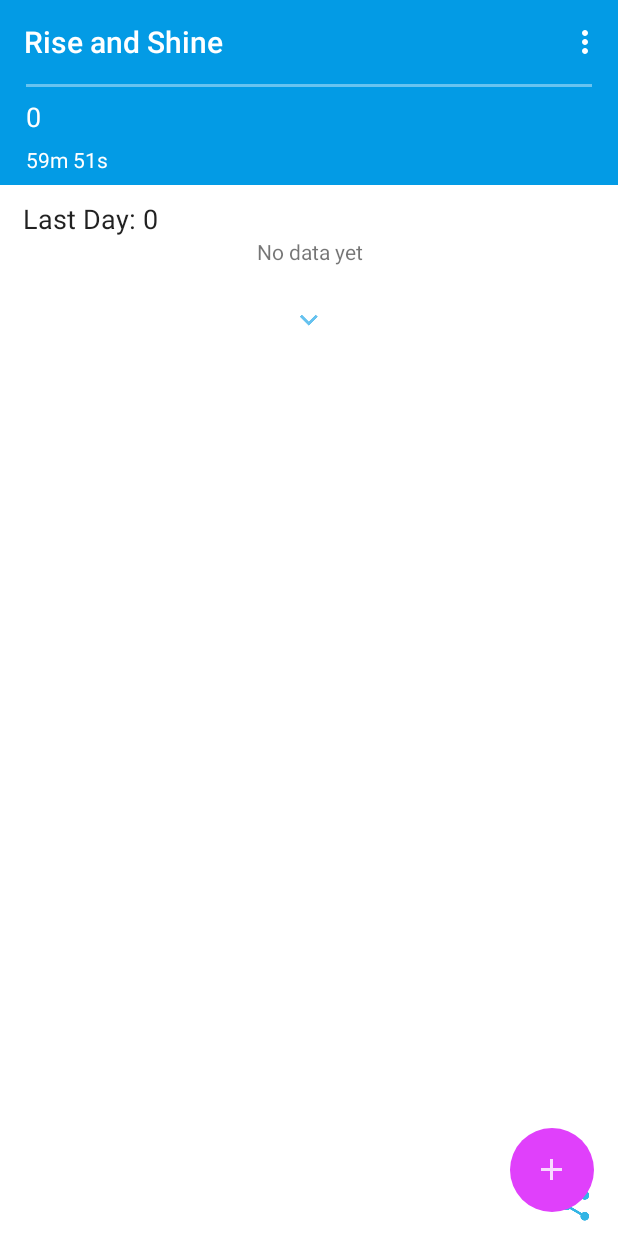
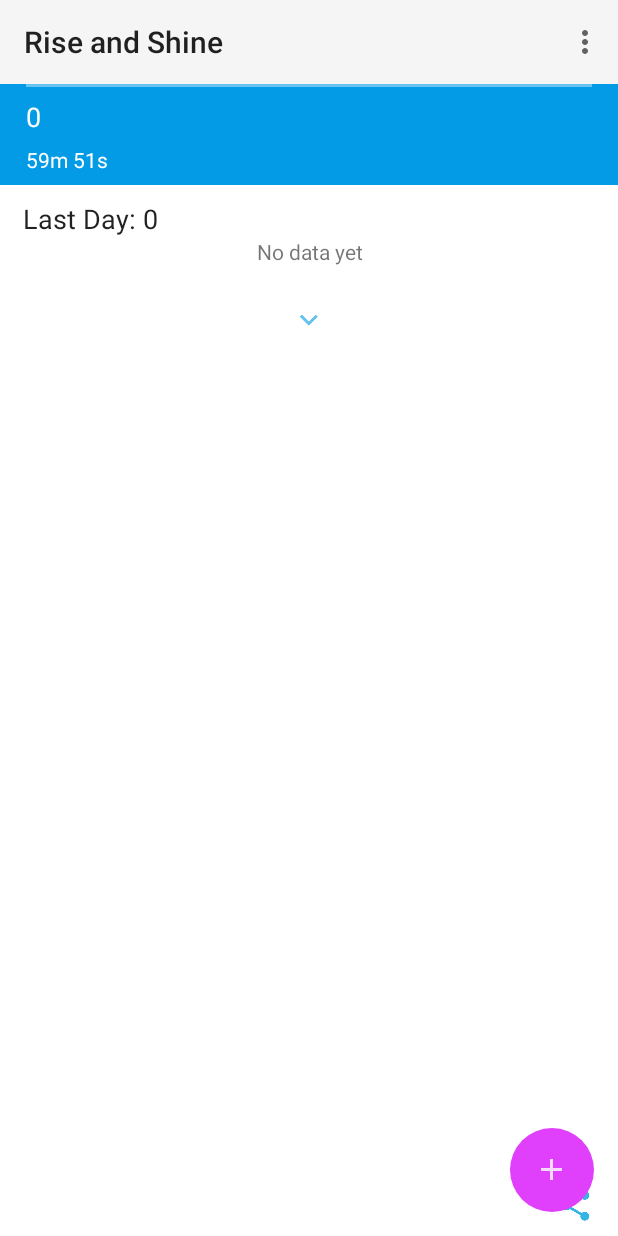
Before and after one commit to matgrioni/Rise-and-Shine, an Android app: the screen it shows after launch (MainActivity), on a phone screen of 412 x 824 dp. Run offline under Robolectric (Android 15) with nearby library versions, the phone set to English and light mode, and no system bars; 4 statements that could not run were skipped.

Commit message:
WIP: Toolbar is not properly styled but CAB overlays toolbar now

```diff
--- a/app/src/main/res/layout/activity_main.xml
+++ b/app/src/main/res/layout/activity_main.xml
@@ -11,10 +11,7 @@
         android:id="@+id/toolbar"
         android:layout_width="match_parent"
         android:layout_height="?actionBarSize"
-        android:background="?attr/colorPrimary"
-        app:titleTextAppearance="@style/ToolbarTitle"
-        app:theme="@style/Toolbar.Light"
-        app:popupTheme="@style/Theme.AppCompat.Light"/>
+        android:background="?attr/colorPrimary"/>
 
     <LinearLayout
         android:id="@+id/cur_hour_info"
--- a/app/src/main/res/values/styles.xml
+++ b/app/src/main/res/values/styles.xml
@@ -6,6 +6,7 @@
         <item name="android:windowActivityTransitions">true</item>
         <item name="android:windowBackground">@color/background</item>
         <item name="android:windowNoTitle">true</item>
+        <item name="windowActionModeOverlay">true</item>
         <item name="windowActionBar">false</item>
 
         <item name="colorAccent">@color/accent</item>
@@ -27,12 +28,15 @@
         <item name="android:textColor">@color/abc_primary_text_material_dark</item>
     </style>
 
-    <style name="Toolbar.Light" parent="Theme.AppCompat.Light">
+    <style name="Toolbar.Light" parent="@style/Widget.AppCompat.Toolbar">
         <item name="colorPrimary">@color/color_primary</item>
         <item name="colorPrimaryDark">@color/color_primary_dark</item>
 
         <item name="android:textColorPrimary">@color/abc_primary_text_material_dark</item>
         <item name="android:textColorSecondary">@color/abc_primary_text_material_dark</item>
+
+        <item name="titleTextStyle">@style/ToolbarTitle</item>
+        <item name="popupTheme">@style/Theme.AppCompat.Light</item>
     </style>
 
     <style name="ToolbarTitle" parent="TextAppearance.Widget.AppCompat.Toolbar.Title">
@@ -43,10 +47,16 @@
         <item name="android:background">@drawable/material_list_selector</item>
     </style>
 
+    <style name="ActionMode" parent="@style/Widget.AppCompat.ActionMode">
+        <item name="background">@color/color_primary</item>
+    </style>
+
     <style name="AppTheme" parent="AppTheme.Base">
         <item name="android:spinnerStyle">@style/Widget.AppCompat.Spinner</item>
         <item name="android:dropDownSpinnerStyle">@style/Widget.AppCompat.Spinner.DropDown</item>
         <item name="android:spinnerDropDownItemStyle">@style/Spinner.Material.DropDownItem</item>
+        <item name="toolbarStyle">@style/Toolbar.Light</item>
+        <item name="actionModeStyle">@style/ActionMode</item>
     </style>
 
 </resources>
```
Also changed, not shown: app/src/main/java/com/grioni/app/screenwakecounter/GraphDetailFragment.java (+6 -10 lines).
